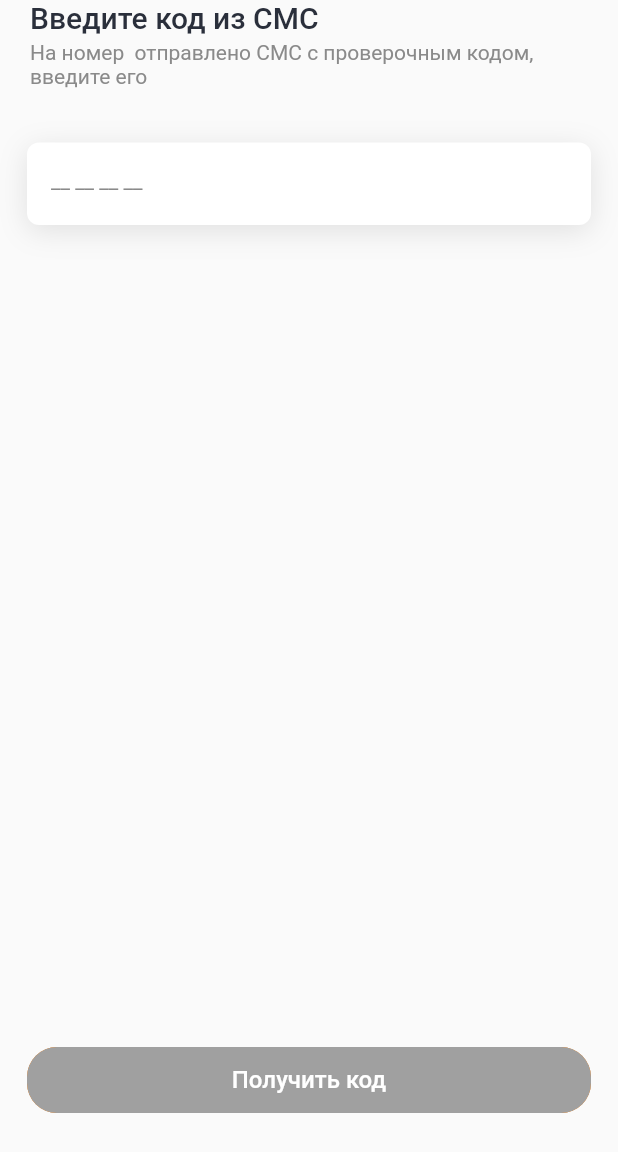
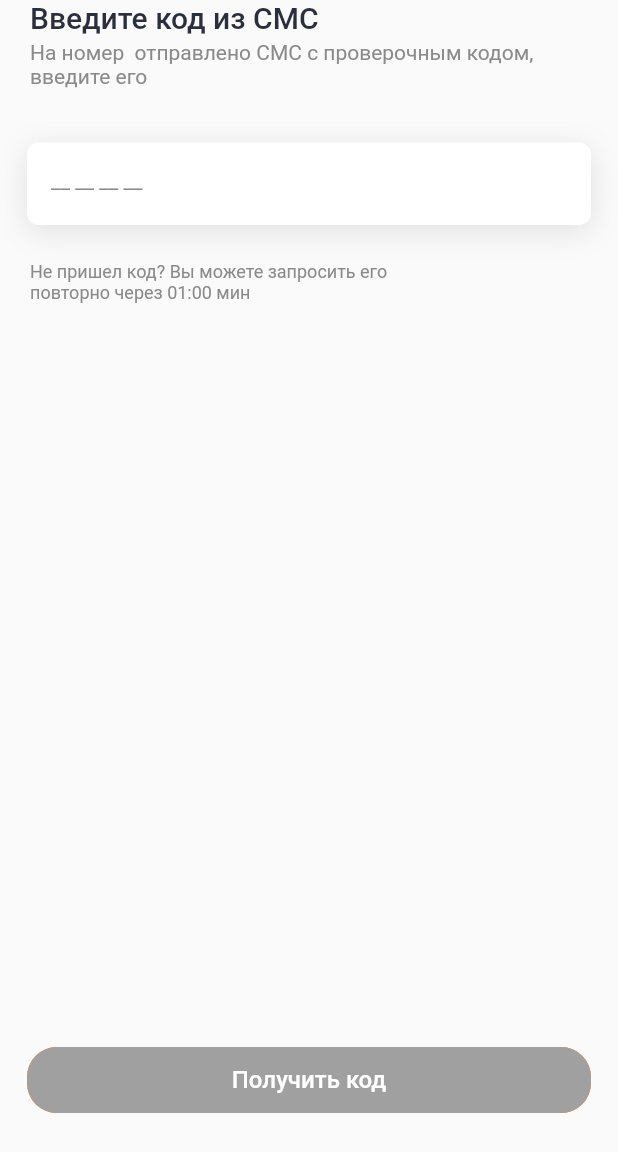
Before and after one commit to subzero911/wow_app_test_task, a Flutter app: the screen it shows after launch, after a tap on "Получить код", on a phone screen of 412 x 824 dp, the part 84-1236 px from its top. Run offline on Flutter 3.47's test engine with Material 2 defaults, Android fonts, the phone set to English and light mode, and no system bars; our stand-ins replace flutter_multi_formatter, get.

Commit message:
timer message

```diff
--- a/lib/main.dart
+++ b/lib/main.dart
@@ -18,11 +18,11 @@ class MyApp extends StatelessWidget {
       debugShowCheckedModeBanner: false,
       title: 'Wow App',
       theme: ThemeData(
-        colorScheme: ColorScheme.light().copyWith(
+        colorScheme: const ColorScheme.light().copyWith(
           primary: AppColors.darkOrange,
           primaryVariant: AppColors.lightOrange,
         ),
-        textTheme: TextTheme(
+        textTheme: const TextTheme(
           headline1: TextStyle(fontWeight: FontWeight.w500, fontSize: 20, color: AppColors.mainText),
           bodyText1: TextStyle(fontWeight: FontWeight.w400, fontSize: 14, color: AppColors.lightText),
           caption: TextStyle(fontWeight: FontWeight.w400, fontSize: 12, color: AppColors.mainText),
@@ -33,18 +33,18 @@ class MyApp extends StatelessWidget {
       getPages: [
         GetPage(
           name: '/reg',
-          page: () => RegistrationScreen(),
+          page: () => const RegistrationScreen(),
           binding: BindingsBuilder.put(() => RegValidator(), tag: 'REG'),
           children: [
             GetPage(
                 name: '/sms',
-                page: () => SmsScreen(),
+                page: () => const SmsScreen(),
                 binding: BindingsBuilder.put(() => RegValidator(), tag: 'SMS'),
                 transition: Transition.cupertino,
                 children: [
                   GetPage(
                     name: '/ok',
-                    page: () => FullnameScreen(),
+                    page: () => const FullnameScreen(),
                     binding: BindingsBuilder.put(() => RegValidator(), tag: 'NAME'),
                     transition: Transition.cupertino,
                   ),
--- a/lib/ui/registration/sms_screen.dart
+++ b/lib/ui/registration/sms_screen.dart
@@ -21,7 +21,7 @@ class SmsScreen extends GetView<AuthController> {
         backgroundColor: Colors.transparent,
         shadowColor: Colors.transparent,
         leading: IconButton(
-          icon: Icon(Icons.arrow_back),
+          icon: const Icon(Icons.arrow_back),
           onPressed: () => Get.back(),
           color: AppColors.inactive,
         ),
@@ -31,6 +31,7 @@ class SmsScreen extends GetView<AuthController> {
       ),
       body: SafeArea(
         child: Column(
+          crossAxisAlignment: CrossAxisAlignment.start,
           children: [
             Header(
               title: 'Введите код из СМС',
@@ -48,12 +49,19 @@ class SmsScreen extends GetView<AuthController> {
                   border: InputBorder.none,
                   counter: const SizedBox.shrink(),
                 ),
-                style: TextStyle(fontSize: 20, fontWeight: FontWeight.bold, letterSpacing: 2.0),
+                style: const TextStyle(fontSize: 20, fontWeight: FontWeight.bold, letterSpacing: 2.0),
                 maxLength: 4,
               ),
             ),
-            // TODO добавить таймер
-            Spacer(),
+            Container(
+              constraints: const BoxConstraints(maxWidth: 260),
+              padding: const EdgeInsets.only(left: 20, top: 24),
+              child: Text(
+                'Не пришел код? Вы можете запросить его повторно через 01:00 мин',
+                style: Theme.of(context).textTheme.caption!.copyWith(color: AppColors.lightText),
+              ),
+            ),
+            const Spacer(),
             Obx(() => GradientButton(
                   text: 'Получить код',
                   onPressed: () async {
```
Also changed, not shown: lib/analysis_options.yaml (added, +22 -0 lines).
